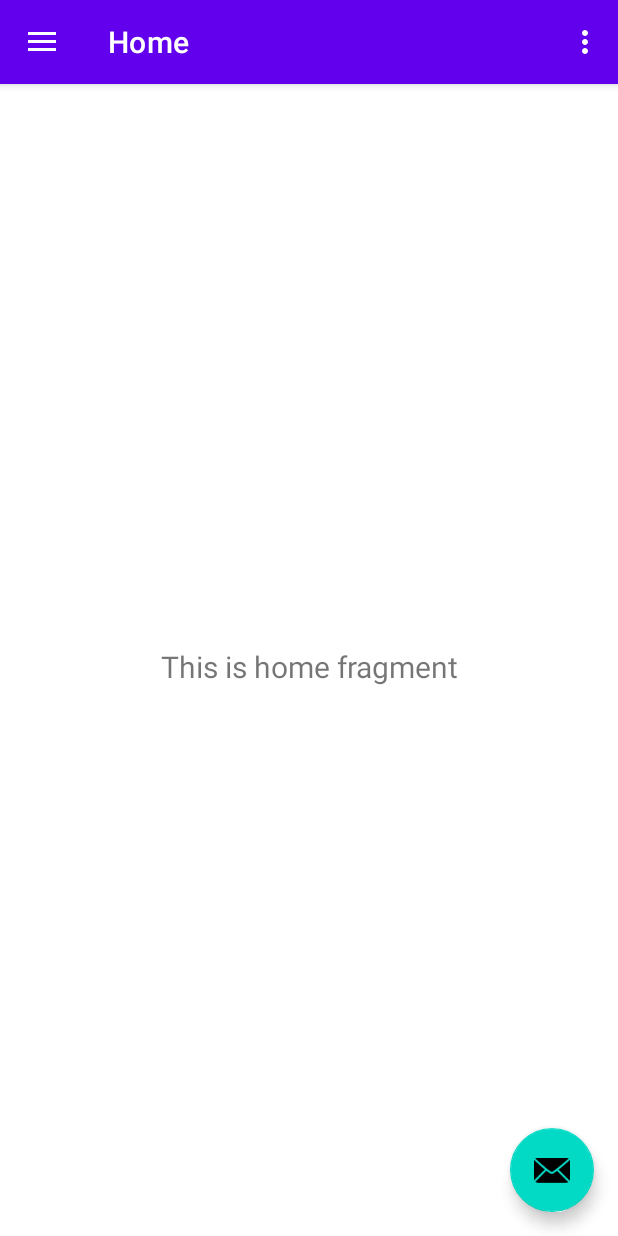
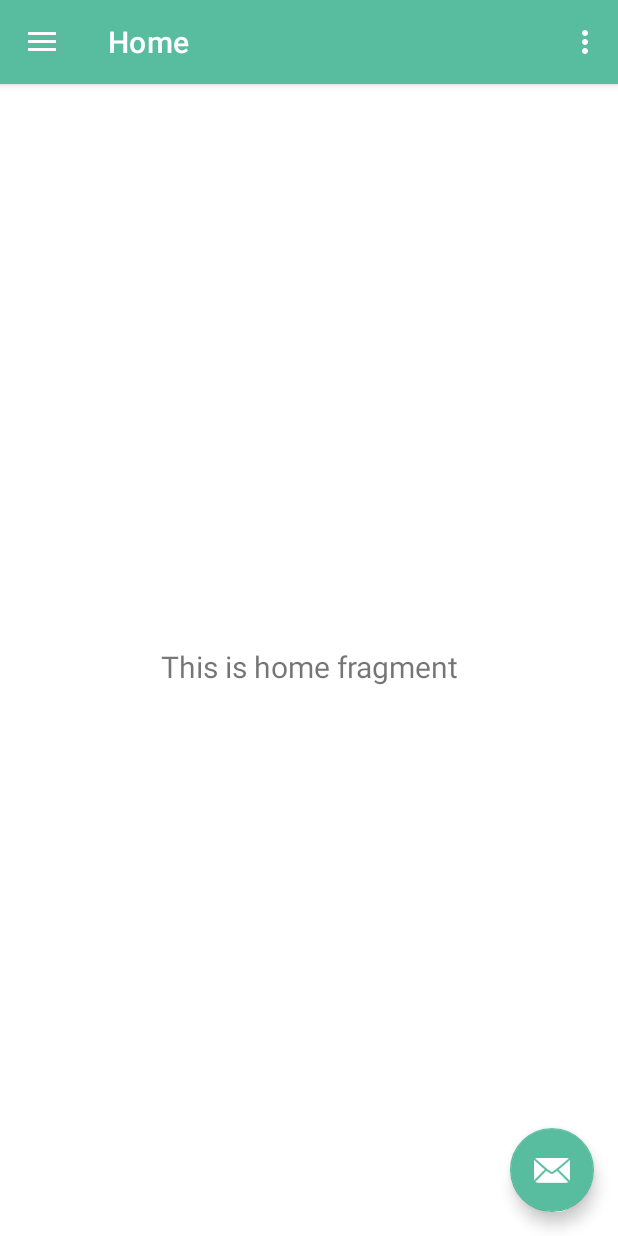
Before and after one commit to LorelayWilson/HampoApp, an Android app: the screen it shows after launch (MainActivity), on a phone screen of 412 x 824 dp. Run offline under Robolectric (Android 15) with nearby library versions, the phone set to English and light mode, and no system bars; our stand-ins replace navigation-ui.

Commit message:
Fix minnore

```diff
--- a/general/Hampo/app/build.gradle
+++ b/general/Hampo/app/build.gradle
@@ -11,7 +11,7 @@ android {
         targetSdkVersion 30
         versionCode 1
         versionName "1.0"
-
+        multiDexEnabled true
         testInstrumentationRunner "androidx.test.runner.AndroidJUnitRunner"
     }
 
--- /dev/null
+++ b/general/Hampo/app/src/main/java/org/example/lf52/hampo/presentacion/CustomLoginActivity.java
@@ -0,0 +1,4 @@
+package org.example.lf52.hampo.presentacion;
+
+public class CustomLoginActivity {
+}
--- a/general/Hampo/app/src/main/res/values-night/themes.xml
+++ b/general/Hampo/app/src/main/res/values-night/themes.xml
@@ -2,13 +2,13 @@
     <!-- Base application theme. -->
     <style name="Theme.Hampo" parent="Theme.MaterialComponents.DayNight.DarkActionBar">
         <!-- Primary brand color. -->
-        <item name="colorPrimary">@color/purple_200</item>
-        <item name="colorPrimaryVariant">@color/purple_700</item>
-        <item name="colorOnPrimary">@color/black</item>
+        <item name="colorPrimary">@color/colorPrimary</item>
+        <item name="colorPrimaryVariant">@color/colorPrimaryDark</item>
+        <item name="colorOnPrimary">@color/colorOnPrimary</item>
         <!-- Secondary brand color. -->
-        <item name="colorSecondary">@color/teal_200</item>
-        <item name="colorSecondaryVariant">@color/teal_200</item>
-        <item name="colorOnSecondary">@color/black</item>
+        <item name="colorSecondary">@color/colorPrimary</item>
+        <item name="colorSecondaryVariant">@color/colorPrimaryDark</item>
+        <item name="colorOnSecondary">@color/colorOnPrimary</item>
         <!-- Status bar color. -->
         <item name="android:statusBarColor" tools:targetApi="l">?attr/colorPrimaryVariant</item>
         <!-- Customize your theme here. -->
--- a/general/Hampo/app/src/main/res/values/colors.xml
+++ b/general/Hampo/app/src/main/res/values/colors.xml
@@ -1,10 +1,22 @@
 <?xml version="1.0" encoding="utf-8"?>
 <resources>
-    <color name="purple_200">#FFBB86FC</color>
-    <color name="purple_500">#FF6200EE</color>
-    <color name="purple_700">#FF3700B3</color>
-    <color name="teal_200">#FF03DAC5</color>
-    <color name="teal_700">#FF018786</color>
-    <color name="black">#FF000000</color>
-    <color name="white">#FFFFFFFF</color>
+    <color name="colorPrimary">#57bd9e</color>
+    <color name="colorPrimaryDark">#075e54</color>
+    <color name="colorOnPrimary">#ffffff</color>
+    <color name="colorAccent">#E3B176</color>
+    <color name="femaleColor">#F49EB2</color>
+    <color name="maleColor">#8EF6F6</color>
+    <color name="colorAccent2">#E83636</color>
+    <color name="colorAccent3">#e74875</color>
+    <color name="colorIlum">#eed633</color>
+    <color name="colorActi">#debe79</color>
+    <color name="colorFondoHampo">#FFFAEB</color>
+    <color name="colorDetalleMiHampo">#E9E9E9</color>
+    <color name="colorProgresoComidaS">#E3B176</color>
+    <color name="colorProgresoComidaE">#E7C7A8</color>
+    <color name="colorProgresoBebidaS">#6A96D7</color>
+    <color name="colorProgresoBebidaE">#75D6FF</color>
+    <color name="colorProgresoActividadS">#B8D654</color>
+    <color name="colorProgresoActividadE">#C3E359</color>
+
 </resources>
--- a/general/Hampo/app/src/main/res/values/themes.xml
+++ b/general/Hampo/app/src/main/res/values/themes.xml
@@ -2,13 +2,13 @@
     <!-- Base application theme. -->
     <style name="Theme.Hampo" parent="Theme.MaterialComponents.DayNight.DarkActionBar">
         <!-- Primary brand color. -->
-        <item name="colorPrimary">@color/purple_500</item>
-        <item name="colorPrimaryVariant">@color/purple_700</item>
-        <item name="colorOnPrimary">@color/white</item>
+        <item name="colorPrimary">@color/colorPrimary</item>
+        <item name="colorPrimaryVariant">@color/colorPrimaryDark</item>
+        <item name="colorOnPrimary">@color/colorOnPrimary</item>
         <!-- Secondary brand color. -->
-        <item name="colorSecondary">@color/teal_200</item>
-        <item name="colorSecondaryVariant">@color/teal_700</item>
-        <item name="colorOnSecondary">@color/black</item>
+        <item name="colorSecondary">@color/colorPrimary</item>
+        <item name="colorSecondaryVariant">@color/colorPrimaryDark</item>
+        <item name="colorOnSecondary">@color/colorOnPrimary</item>
         <!-- Status bar color. -->
         <item name="android:statusBarColor" tools:targetApi="l">?attr/colorPrimaryVariant</item>
         <!-- Customize your theme here. -->
```
Also changed, not shown: general/Hampo/app/src/main/res/drawable-v24/fondo_boton_login_correo.xml (added, +7 -0 lines), general/Hampo/app/src/main/res/drawable-v24/fondo_boton_login_google.xml (added, +7 -0 lines), general/Hampo/app/src/main/res/drawable-v24/fondo_login.xml (added, +7 -0 lines), general/Hampo/app/src/main/res/drawable-v24/logo_google.xml (added, +8 -0 lines), general/Hampo/app/src/main/res/layout/activity_login.xml (added, +140 -0 lines), general/Hampo/app/src/main/res/drawable-v24/pp.jpg (added).
